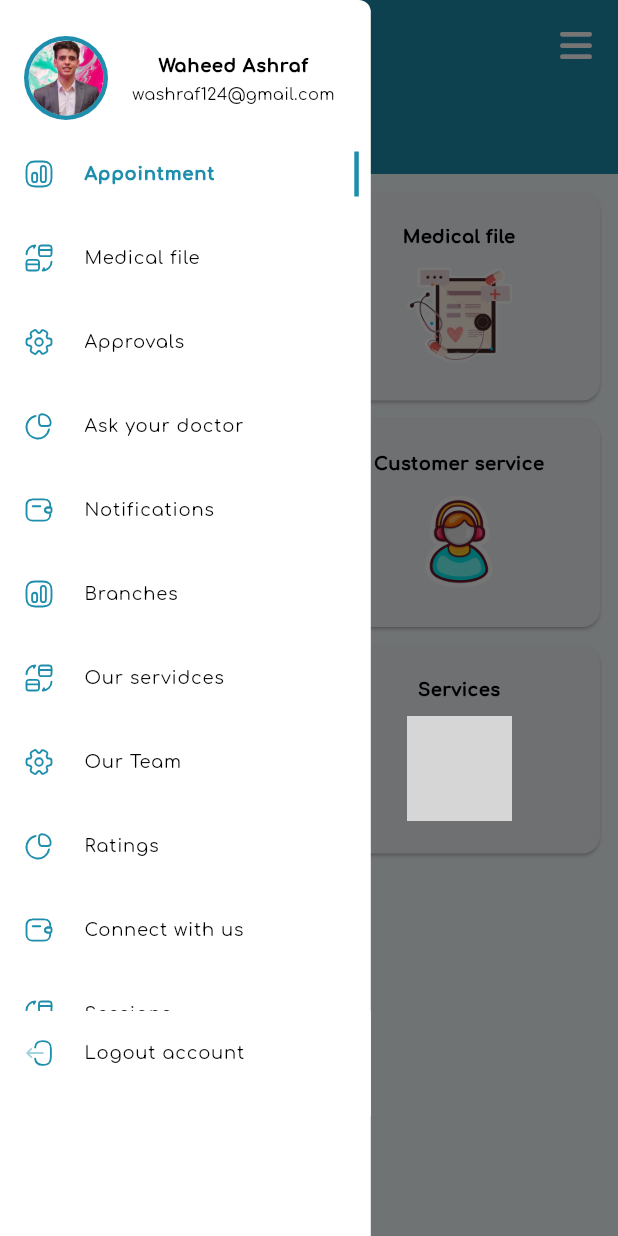
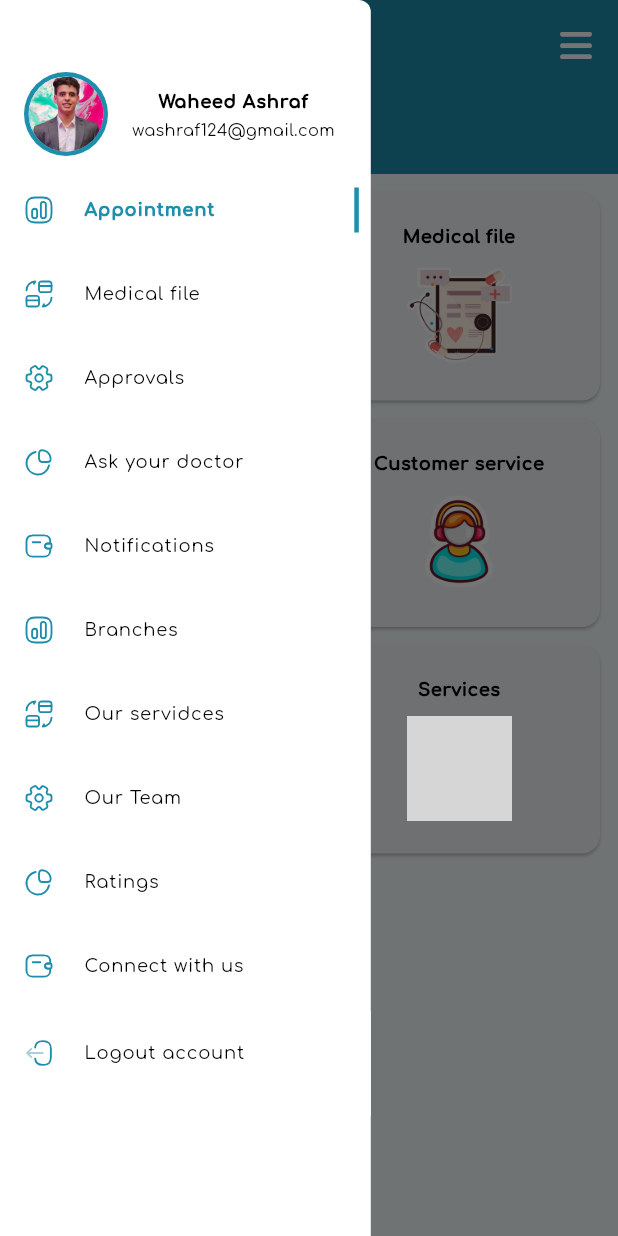
Before and after one commit to Waheed-Ashraf/Clinic-Engine-Task, a Flutter app: the HomeView screen opened directly, with the side drawer open, on a phone screen of 412 x 824 dp. Run offline on Flutter 3.47's test engine with Material 3 defaults, Android fonts, the phone set to English and light mode, and no system bars; our stand-ins replace animate_do, flutter_bloc, flutter_svg, font_awesome_flutter; grey boxes are pictures that could not be loaded.

```diff
--- a/lib/modules/home/presentation/views/widgets/custom_drower.dart
+++ b/lib/modules/home/presentation/views/widgets/custom_drower.dart
@@ -22,7 +22,7 @@ class CustomDrower extends StatelessWidget {
           slivers: [
             SliverToBoxAdapter(
               child: Padding(
-                padding: const EdgeInsets.only(top: 16),
+                padding: const EdgeInsets.only(top: 40),
                 child: UserListTile(
                   usersModel: UsersModel(
                       image: AssetsData.profileImage,
```
Also changed, not shown: 1 other file.
